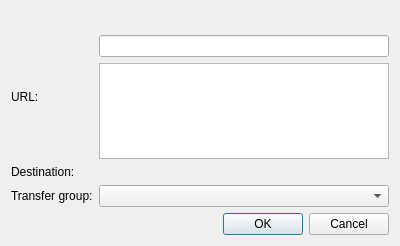
Before: the Qt Designer form ui/newtransferwidget.ui in KDE/kget, drawn with Qt 5.
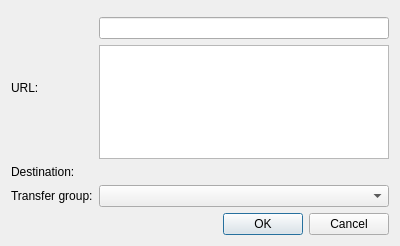
After: the same form once the commit is applied. Custom widgets are drawn as their Qt base class.

Commit message:
The New Download button had an empty layout
Now clicking the New Download is working/ displaying normally.

```diff
--- a/ui/newtransferwidget.ui
+++ b/ui/newtransferwidget.ui
@@ -13,7 +13,6 @@
   <layout class="QVBoxLayout" name="verticalLayout">
    <item>
     <widget class="KMessageWidget" name="errorWidget" native="true">
-     <layout class="QHBoxLayout" name="horizontalLayout"/>
     </widget>
    </item>
    <item>
```
